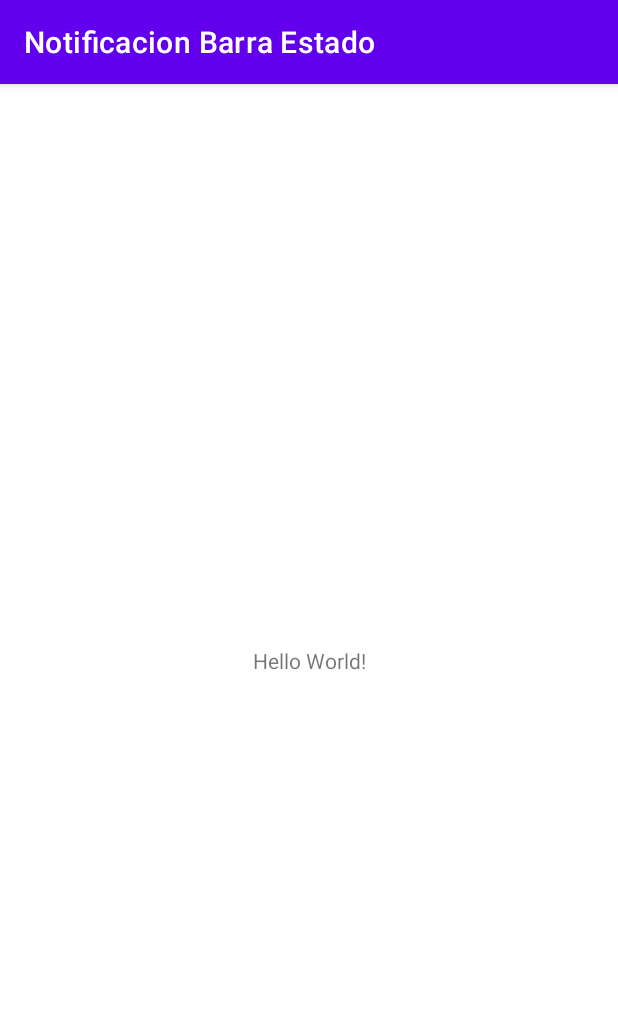
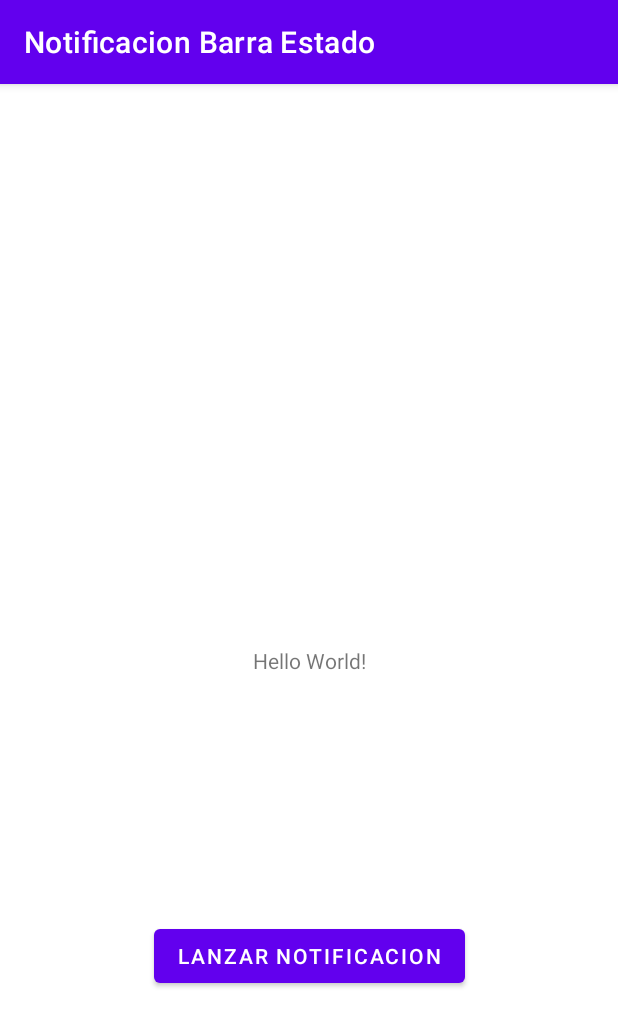
Before and after one commit to Diegobalay1/Notificacion_Barra_Estado, an Android app: the screen it shows after launch (MainActivity), on a phone screen of 412 x 824 dp. Shown: the top 1027 px of the screen. Run offline under Robolectric (Android 15) with nearby library versions, the phone set to English and light mode, and no system bars.

Commit message:
Commit de definición de el contenido de la notificación, con un icono, titulo y texto del cuerpo.

```diff
--- a/app/src/main/java/com/diego/kotlin/notificacionbarraestado/MainActivity.kt
+++ b/app/src/main/java/com/diego/kotlin/notificacionbarraestado/MainActivity.kt
@@ -2,10 +2,26 @@ package com.diego.kotlin.notificacionbarraestado
 
 import androidx.appcompat.app.AppCompatActivity
 import android.os.Bundle
+import android.widget.Button
+import androidx.core.app.NotificationCompat
 
 class MainActivity : AppCompatActivity() {
+    public val CHANNEL_ID = "channel_id"
+
     override fun onCreate(savedInstanceState: Bundle?) {
         super.onCreate(savedInstanceState)
         setContentView(R.layout.activity_main)
+
+        val button = findViewById<Button>(R.id.button)
+
+        button.setOnClickListener {
+            val builder = NotificationCompat.Builder(this, CHANNEL_ID)
+                .setSmallIcon(R.drawable.icono_notificacion)
+                .setContentTitle("!Hola mundo!")
+                .setContentText("Mi ejemplo de notificación")
+                .setPriority(NotificationCompat.PRIORITY_DEFAULT)
+
+        }
+
     }
 }
--- /dev/null
+++ b/app/src/main/res/drawable-anydpi-v24/icono_notificacion.xml
@@ -0,0 +1,15 @@
+<vector xmlns:android="http://schemas.android.com/apk/res/android"
+    android:width="24dp"
+    android:height="24dp"
+    android:viewportWidth="24"
+    android:viewportHeight="24"
+    android:tint="#FFFFFF">
+  <group android:scaleX="0.92"
+      android:scaleY="0.92"
+      android:translateX="0.96"
+      android:translateY="0.96">
+      <path
+          android:pathData="M17.6,11.48 L19.44,8.3a0.63,0.63 0,0 0,-1.09 -0.63l-1.88,3.24a11.43,11.43 0,0 0,-8.94 0L5.65,7.67a0.63,0.63 0,0 0,-1.09 0.63L6.4,11.48A10.81,10.81 0,0 0,1 20L23,20A10.81,10.81 0,0 0,17.6 11.48ZM7,17.25A1.25,1.25 0,1 1,8.25 16,1.25 1.25,0 0,1 7,17.25ZM17,17.25A1.25,1.25 0,1 1,18.25 16,1.25 1.25,0 0,1 17,17.25Z"
+          android:fillColor="#FF000000"/>
+  </group>
+</vector>
--- a/app/src/main/res/layout/activity_main.xml
+++ b/app/src/main/res/layout/activity_main.xml
@@ -7,6 +7,7 @@
     tools:context=".MainActivity">
 
     <TextView
+        android:id="@+id/textView"
         android:layout_width="wrap_content"
         android:layout_height="wrap_content"
         android:text="Hello World!"
@@ -15,4 +16,14 @@
         app:layout_constraintRight_toRightOf="parent"
         app:layout_constraintTop_toTopOf="parent" />
 
+    <Button
+        android:id="@+id/button"
+        android:layout_width="wrap_content"
+        android:layout_height="wrap_content"
+        android:text="Lanzar Notificacion"
+        app:layout_constraintBottom_toBottomOf="parent"
+        app:layout_constraintEnd_toEndOf="parent"
+        app:layout_constraintStart_toStartOf="parent"
+        app:layout_constraintTop_toBottomOf="@+id/textView" />
+
 </androidx.constraintlayout.widget.ConstraintLayout>
```
Also changed, not shown: app/src/main/res/drawable-hdpi/icono_notificacion.png (added), app/src/main/res/drawable-mdpi/icono_notificacion.png (added), app/src/main/res/drawable-xhdpi/icono_notificacion.png (added), app/src/main/res/drawable-xxhdpi/icono_notificacion.png (added).
